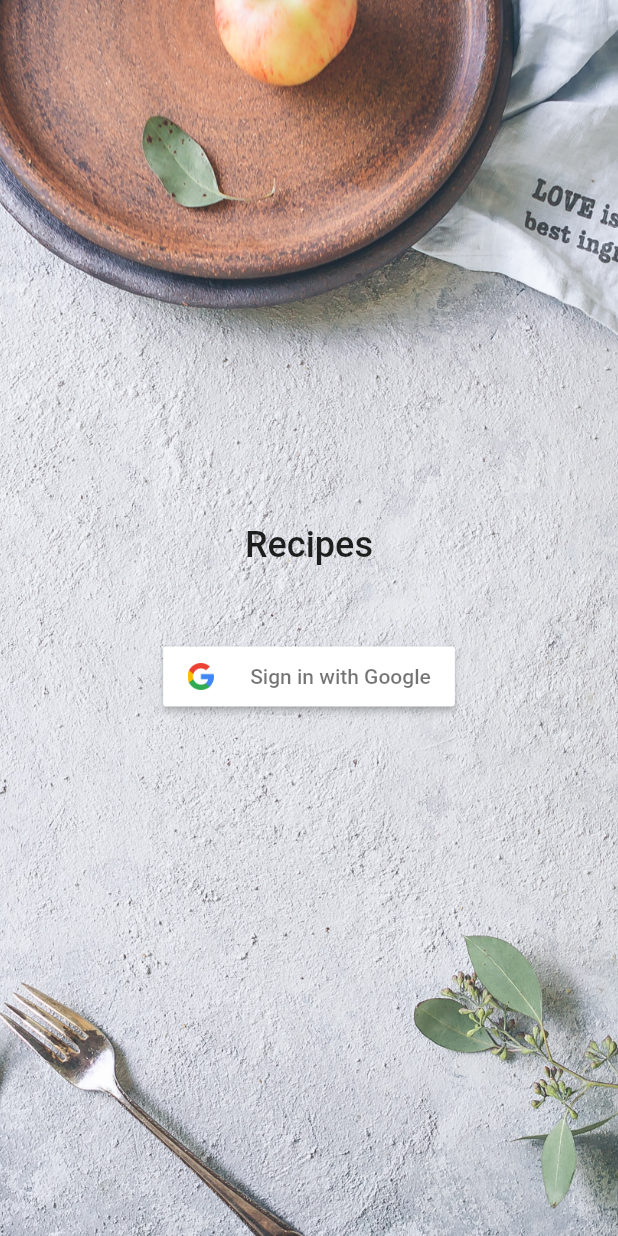
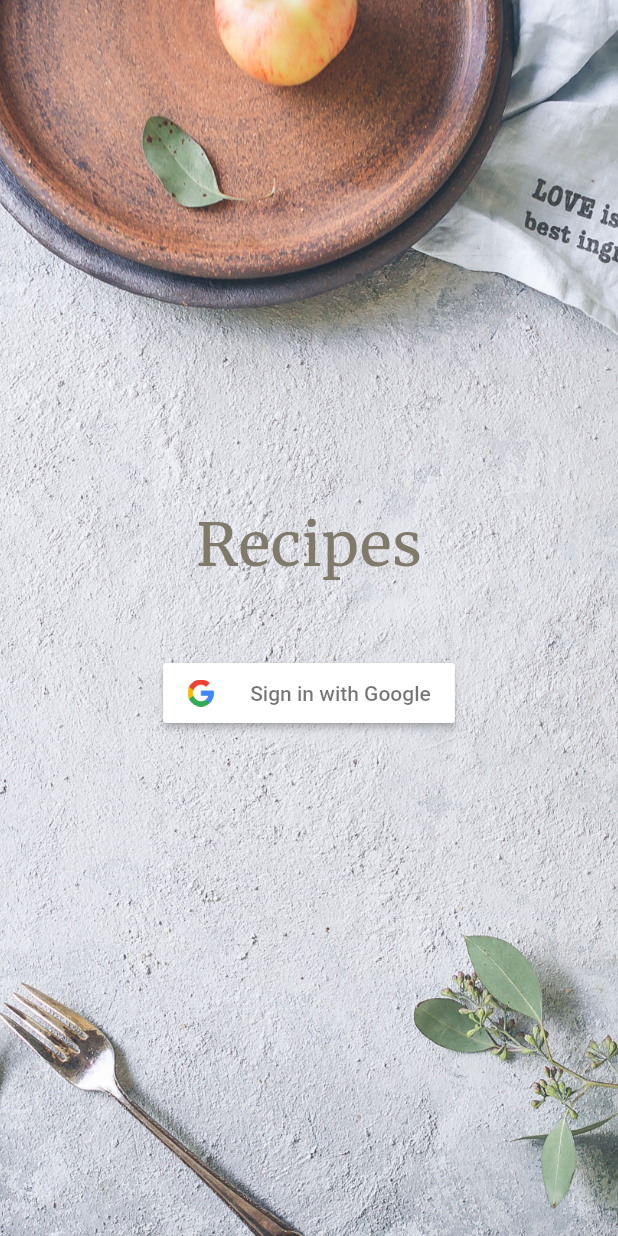
Before and after one commit to Dabhan/recipes-flutter, a Flutter app: the screen it shows after launch, on a phone screen of 412 x 824 dp. Run offline on Flutter 3.47's test engine with Material 2 defaults, Android fonts, the phone set to English and light mode, and no system bars; our stand-ins replace auto_size_text, cached_network_image, cloud_firestore, firebase_auth, firebase_core, google_sign_in and 1 more; missing offline and left inert: cloud_firestore_web, duration, firebase_auth_web, firebase_core_web, google_sign_in_web; accounts and stored records are empty; Roboto replaces fonts that are missing (Roboto-Medium).

Commit message:
Update flutter and deps

```diff
--- a/lib/generated_plugin_registrant.dart
+++ b/lib/generated_plugin_registrant.dart
@@ -2,6 +2,7 @@
 // Generated file. Do not edit.
 //
 
+// ignore_for_file: directives_ordering
 // ignore_for_file: lines_longer_than_80_chars
 
 import 'package:cloud_firestore_web/cloud_firestore_web.dart';
--- a/lib/state_widget.dart
+++ b/lib/state_widget.dart
@@ -79,7 +79,7 @@ class _StateWidgetState extends State<StateWidget> {
   }
 
   Future<List<String>> getFavourites() async {
-    DocumentSnapshot querySnapshot = await FirebaseFirestore.instance
+    DocumentSnapshot<Map> querySnapshot = await FirebaseFirestore.instance
         .collection('users')
         .doc(state.user.uid)
         .get();
--- a/lib/ui/screens/loading.dart
+++ b/lib/ui/screens/loading.dart
@@ -16,7 +16,7 @@ class Loading extends StatelessWidget {
     Text _buildText() {
       return Text(
         'Recipes',
-        style: Theme.of(context).textTheme.headline,
+        style: Theme.of(context).textTheme.headline1,
         textAlign: TextAlign.center,
       );
     }
--- a/lib/ui/screens/login.dart
+++ b/lib/ui/screens/login.dart
@@ -9,7 +9,8 @@ class LoginScreen extends StatelessWidget {
     BoxDecoration _buildBackground() {
       return BoxDecoration(
         image: DecorationImage(
-          image: AssetImage("assets/images/brooke-lark-wMzx2nBdeng-unsplash.jpg"),
+          image:
+              AssetImage("assets/images/brooke-lark-wMzx2nBdeng-unsplash.jpg"),
           fit: BoxFit.cover,
         ),
       );
@@ -18,7 +19,7 @@ class LoginScreen extends StatelessWidget {
     Text _buildText() {
       return Text(
         'Recipes',
-        style: Theme.of(context).textTheme.headline,
+        style: Theme.of(context).textTheme.headline1,
         textAlign: TextAlign.center,
       );
     }
@@ -42,5 +43,5 @@ class LoginScreen extends StatelessWidget {
         ),
       ),
     );
+  }
 }
-}
--- a/lib/ui/screens/somethingwentwrong.dart
+++ b/lib/ui/screens/somethingwentwrong.dart
@@ -16,7 +16,7 @@ class SomethingWentWrong extends StatelessWidget {
     Text _buildText() {
       return Text(
         'Recipes',
-        style: Theme.of(context).textTheme.headline,
+        style: Theme.of(context).textTheme.headline1,
         textAlign: TextAlign.center,
       );
     }
--- a/lib/ui/screens/theme.dart
+++ b/lib/ui/screens/theme.dart
@@ -6,7 +6,7 @@ ThemeData lightTheme() {
   // in this method:
   TextTheme _buildTextTheme(TextTheme base) {
     return base.copyWith(
-      headline: base.headline.copyWith(
+      headline1: base.headline1.copyWith(
         fontFamily: 'Merriweather',
         fontSize: 40.0,
         color: const Color(0xFF807a6b),
@@ -16,22 +16,19 @@ ThemeData lightTheme() {
 
   // We want to override a default light blue theme.
   final ThemeData base = ThemeData(
-    primaryColor: defaultTargetPlatform == TargetPlatform.iOS
-    ? Colors.white
-    : null
-  );
+      primaryColor:
+          defaultTargetPlatform == TargetPlatform.iOS ? Colors.white : null);
 
   // And apply changes on it:
   return base.copyWith(
       textTheme: _buildTextTheme(base.textTheme),
       indicatorColor: Colors.purple,
-    accentColor: Colors.purple,
       backgroundColor: Colors.white,
       tabBarTheme: base.tabBarTheme.copyWith(
         labelColor: const Color(0xFF807A6B),
         unselectedLabelColor: const Color(0xFFCCC5AF),
-    )
-  );
+      ),
+      colorScheme: ColorScheme.fromSwatch().copyWith(secondary: Colors.purple));
 }
 
 ThemeData darkTheme() {
@@ -39,7 +36,7 @@ ThemeData darkTheme() {
   // in this method:
   TextTheme _buildTextTheme(TextTheme base) {
     return base.copyWith(
-      headline: base.headline.copyWith(
+      headline5: base.headline5.copyWith(
         fontFamily: 'Merriweather',
         fontSize: 40.0,
         color: const Color(0xFF807a6b),
@@ -50,20 +47,18 @@ ThemeData darkTheme() {
   // We want to override a default light blue theme.
   final ThemeData base = ThemeData(
       primarySwatch: Colors.blue,
-          primaryColor: defaultTargetPlatform == TargetPlatform.iOS
-              ? Colors.grey[850]
-              : null,
+      primaryColor:
+          defaultTargetPlatform == TargetPlatform.iOS ? Colors.grey[850] : null,
       brightness: Brightness.dark);
 
   // And apply changes on it:
   return base.copyWith(
       textTheme: _buildTextTheme(base.textTheme),
       indicatorColor: Colors.white,
-    accentColor: Colors.purple,
       backgroundColor: Colors.black,
       tabBarTheme: base.tabBarTheme.copyWith(
         labelColor: const Color(0xFF807A6B),
         unselectedLabelColor: const Color(0xFFCCC5AF),
-    )
-  );
+      ),
+      colorScheme: ColorScheme.fromSwatch().copyWith(secondary: Colors.purple));
 }
--- a/lib/ui/widgets/recipe_title.dart
+++ b/lib/ui/widgets/recipe_title.dart
@@ -20,7 +20,7 @@ class RecipeTitle extends StatelessWidget {
         children: <Widget>[
           Text(
             recipe.name,
-            style: Theme.of(context).textTheme.title,
+            style: Theme.of(context).textTheme.headline3,
           ),
           // Empty space:
           SizedBox(height: 10.0),
```
Also changed, not shown: lib/model/recipe.dart (+7 -1 lines), lib/ui/screens/detail.dart (+17 -14 lines), lib/ui/widgets/recipe_card.dart (+6 -8 lines), lib/utils/store.dart (+4 -4 lines), pubspec.yaml (+8 -8 lines), pubspec.lock, 5 other files. Lines whose indentation alone changed are shown as unchanged.
